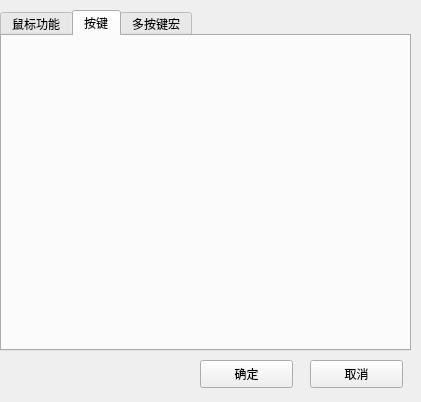
Before: the Qt Designer form MouseConfigTool/macros.ui in isDerek/MouseTool_v1.0, drawn with Qt 5.
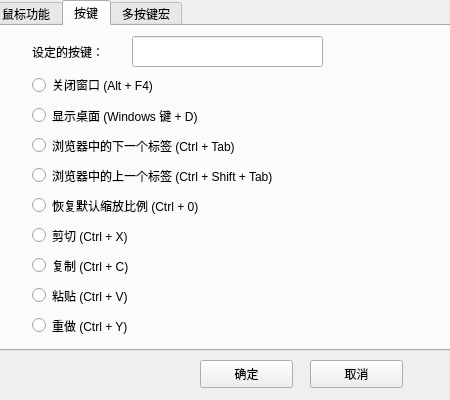
After: the same form once the commit is applied. The open tabs and pages were chosen to show the change.

What changed in the file:
```diff
--- a/MouseConfigTool/macros.ui
+++ b/MouseConfigTool/macros.ui
@@ -6,8 +6,8 @@
    <rect>
     <x>0</x>
     <y>0</y>
-    <width>421</width>
-    <height>402</height>
+    <width>450</width>
+    <height>400</height>
    </rect>
   </property>
   <property name="windowTitle">
@@ -42,10 +42,10 @@
   <widget class="QTabWidget" name="keyFuc">
    <property name="geometry">
     <rect>
-     <x>0</x>
-     <y>10</y>
-     <width>411</width>
-     <height>341</height>
+     <x>-10</x>
+     <y>0</y>
+     <width>465</width>
+     <height>351</height>
     </rect>
    </property>
    <property name="currentIndex">
@@ -60,6 +60,146 @@
     <attribute name="title">
      <string>按键</string>
     </attribute>
+    <widget class="QRadioButton" name="closeWindowsBtn">
+     <property name="geometry">
+      <rect>
+       <x>40</x>
+       <y>49</y>
+       <width>261</width>
+       <height>20</height>
+      </rect>
+     </property>
+     <property name="text">
+      <string>关闭窗口 (Alt + F4)</string>
+     </property>
+    </widget>
+    <widget class="QRadioButton" name="showWindowsBtn">
+     <property name="geometry">
+      <rect>
+       <x>40</x>
+       <y>80</y>
+       <width>301</width>
+       <height>19</height>
+      </rect>
+     </property>
+     <property name="text">
+      <string>显示桌面 (Windows 键 + D)</string>
+     </property>
+    </widget>
+    <widget class="QRadioButton" name="nextWebBtn">
+     <property name="geometry">
+      <rect>
+       <x>40</x>
+       <y>110</y>
+       <width>301</width>
+       <height>19</height>
+      </rect>
+     </property>
+     <property name="text">
+      <string>浏览器中的下一个标签 (Ctrl + Tab)</string>
+     </property>
+    </widget>
+    <widget class="QRadioButton" name="beforeWebBtn">
+     <property name="geometry">
+      <rect>
+       <x>40</x>
+       <y>140</y>
+       <width>341</width>
+       <height>19</height>
+      </rect>
+     </property>
+     <property name="text">
+      <string>浏览器中的上一个标签 (Ctrl + Shift + Tab)</string>
+     </property>
+    </widget>
+    <widget class="QRadioButton" name="resetScaleBtn">
+     <property name="geometry">
+      <rect>
+       <x>40</x>
+       <y>170</y>
+       <width>291</width>
+       <height>19</height>
+      </rect>
+     </property>
+     <property name="text">
+      <string>恢复默认缩放比例 (Ctrl + 0)</string>
+     </property>
+    </widget>
+    <widget class="QRadioButton" name="cutBtn">
+     <property name="geometry">
+      <rect>
+       <x>40</x>
+       <y>200</y>
+       <width>291</width>
+       <height>19</height>
+      </rect>
+     </property>
+     <property name="text">
+      <string>剪切 (Ctrl + X)</string>
+     </property>
+    </widget>
+    <widget class="QRadioButton" name="copyBtn">
+     <property name="geometry">
+      <rect>
+       <x>40</x>
+       <y>230</y>
+       <width>291</width>
+       <height>19</height>
+      </rect>
+     </property>
+     <property name="text">
+      <string>复制 (Ctrl + C)</string>
+     </property>
+    </widget>
+    <widget class="QRadioButton" name="pasteBtn">
+     <property name="geometry">
+      <rect>
+       <x>40</x>
+       <y>260</y>
+       <width>291</width>
+       <height>19</height>
+      </rect>
+     </property>
+     <property name="text">
+      <string>粘贴 (Ctrl + V)</string>
+     </property>
+    </widget>
+    <widget class="QRadioButton" name="resetBtn">
+     <property name="geometry">
+      <rect>
+       <x>40</x>
+       <y>290</y>
+       <width>291</width>
+       <height>19</height>
+      </rect>
+     </property>
+     <property name="text">
+      <string>重做 (Ctrl + Y)</string>
+     </property>
+    </widget>
+    <widget class="QLineEdit" name="showKeyText">
+     <property name="geometry">
+      <rect>
+       <x>140</x>
+       <y>10</y>
+       <width>191</width>
+       <height>31</height>
+      </rect>
+     </property>
+    </widget>
+    <widget class="QLabel" name="label">
+     <property name="geometry">
+      <rect>
+       <x>40</x>
+       <y>10</y>
+       <width>91</width>
+       <height>31</height>
+      </rect>
+     </property>
+     <property name="text">
+      <string>设定的按键：</string>
+     </property>
+    </widget>
    </widget>
    <widget class="QWidget" name="tab_2">
     <attribute name="title">
```
Left out of the diff: 8 changed lines with no effect on the pictures.
